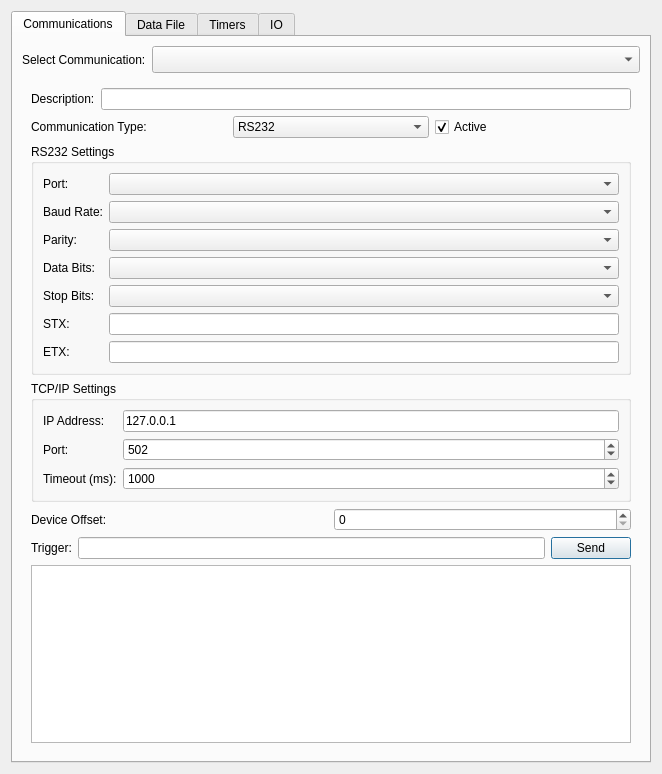
orkiman/MachineController, file src/gui/SettingsWindow.ui: the form before one commit.
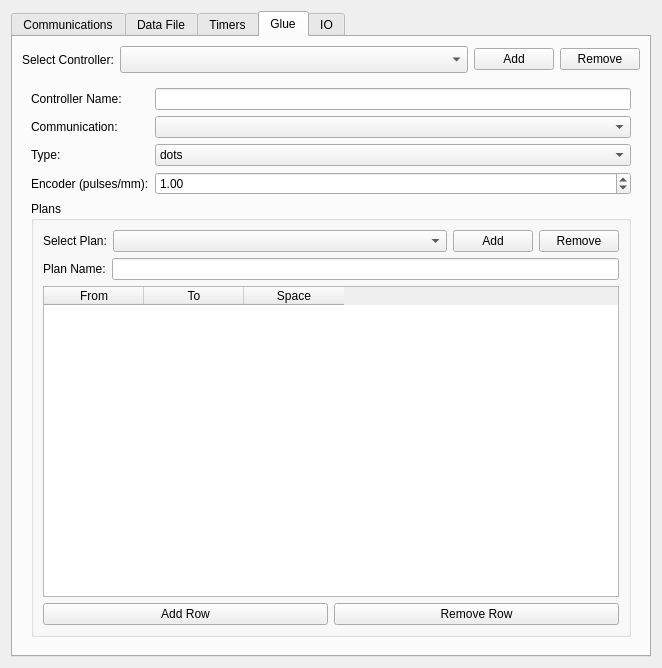
The form after the commit. The open tabs and pages were chosen to show the change.

Commit message: glue tab added but still not funcional properly

Diff of the .ui file:
```diff
--- a/src/gui/SettingsWindow.ui
+++ b/src/gui/SettingsWindow.ui
@@ -7,7 +7,7 @@
     <x>0</x>
     <y>0</y>
     <width>662</width>
-    <height>774</height>
+    <height>600</height>
    </rect>
   </property>
   <property name="windowTitle">
@@ -438,6 +438,240 @@
        </item>
       </layout>
      </widget>
+     <widget class="QWidget" name="glueTab">
+      <attribute name="title">
+       <string>Glue</string>
+      </attribute>
+      <layout class="QVBoxLayout" name="verticalLayout_glue">
+       <item>
+        <layout class="QHBoxLayout" name="glueSelectorLayout">
+         <item>
+          <widget class="QLabel" name="glueControllerSelectorLabel">
+           <property name="font">
+            <font>
+             <pointsize>9</pointsize>
+             <bold>false</bold>
+            </font>
+           </property>
+           <property name="text">
+            <string>Select Controller:</string>
+           </property>
+          </widget>
+         </item>
+         <item>
+          <widget class="QComboBox" name="glueControllerSelectorComboBox">
+           <property name="sizePolicy">
+            <sizepolicy hsizetype="Expanding" vsizetype="Fixed">
+             <horstretch>0</horstretch>
+             <verstretch>0</verstretch>
+            </sizepolicy>
+           </property>
+           <property name="font">
+            <font>
+             <pointsize>12</pointsize>
+             <bold>false</bold>
+            </font>
+           </property>
+          </widget>
+         </item>
+         <item>
+          <widget class="QPushButton" name="addGlueControllerButton">
+           <property name="text">
+            <string>Add</string>
+           </property>
+          </widget>
+         </item>
+         <item>
+          <widget class="QPushButton" name="removeGlueControllerButton">
+           <property name="text">
+            <string>Remove</string>
+           </property>
+          </widget>
+         </item>
+        </layout>
+       </item>
+       <item>
+        <widget class="QStackedWidget" name="glueStackedWidget">
+         <property name="currentIndex">
+          <number>0</number>
+         </property>
+         <widget class="QWidget" name="glueControllerPage">
+          <layout class="QVBoxLayout" name="verticalLayout_glueController">
+           <item>
+            <layout class="QFormLayout" name="glueControllerFormLayout">
+             <item row="0" column="0">
+              <widget class="QLabel" name="glueControllerNameLabel">
+               <property name="text">
+                <string>Controller Name:</string>
+               </property>
+              </widget>
+             </item>
+             <item row="0" column="1">
+              <widget class="QLineEdit" name="glueControllerNameLineEdit"/>
+             </item>
+             <item row="1" column="0">
+              <widget class="QLabel" name="glueCommunicationLabel">
+               <property name="text">
+                <string>Communication:</string>
+               </property>
+              </widget>
+             </item>
+             <item row="1" column="1">
+              <widget class="QComboBox" name="glueCommunicationComboBox"/>
+             </item>
+             <item row="2" column="0">
+              <widget class="QLabel" name="glueTypeLabel">
+               <property name="text">
+                <string>Type:</string>
+               </property>
+              </widget>
+             </item>
+             <item row="2" column="1">
+              <widget class="QComboBox" name="glueTypeComboBox">
+               <item>
+                <property name="text">
+                 <string>dots</string>
+                </property>
+               </item>
+               <item>
+                <property name="text">
+                 <string>line</string>
+                </property>
+               </item>
+              </widget>
+             </item>
+             <item row="3" column="0">
+              <widget class="QLabel" name="glueEncoderLabel">
+               <property name="text">
+                <string>Encoder (pulses/mm):</string>
+               </property>
+              </widget>
+             </item>
+             <item row="3" column="1">
+              <widget class="QDoubleSpinBox" name="glueEncoderSpinBox">
+               <property name="decimals">
+                <number>2</number>
+               </property>
+               <property name="minimum">
+                <double>0.010000000000000</double>
+               </property>
+               <property name="maximum">
+                <double>100.000000000000000</double>
+               </property>
+               <property name="value">
+                <double>1.000000000000000</double>
+               </property>
+              </widget>
+             </item>
+            </layout>
+           </item>
+           <item>
+            <widget class="QGroupBox" name="gluePlansGroupBox">
+             <property name="title">
+              <string>Plans</string>
+             </property>
+             <layout class="QVBoxLayout" name="verticalLayout_gluePlans">
+              <item>
+               <layout class="QHBoxLayout" name="gluePlanSelectorLayout">
+                <item>
+                 <widget class="QLabel" name="gluePlanSelectorLabel">
+                  <property name="text">
+                   <string>Select Plan:</string>
+                  </property>
+                 </widget>
+                </item>
+                <item>
+                 <widget class="QComboBox" name="gluePlanSelectorComboBox">
+                  <property name="sizePolicy">
+                   <sizepolicy hsizetype="Expanding" vsizetype="Fixed">
+                    <horstretch>0</horstretch>
+                    <verstretch>0</verstretch>
+                   </sizepolicy>
+                  </property>
+                 </widget>
+                </item>
+                <item>
+                 <widget class="QPushButton" name="addGluePlanButton">
+                  <property name="text">
+                   <string>Add</string>
+                  </property>
+                 </widget>
+                </item>
+                <item>
+                 <widget class="QPushButton" name="removeGluePlanButton">
+                  <property name="text">
+                   <string>Remove</string>
+                  </property>
+                 </widget>
+                </item>
+               </layout>
+              </item>
+              <item>
+               <layout class="QFormLayout" name="gluePlanFormLayout">
+                <item row="0" column="0">
+                 <widget class="QLabel" name="gluePlanNameLabel">
+                  <property name="text">
+                   <string>Plan Name:</string>
+                  </property>
+                 </widget>
+                </item>
+                <item row="0" column="1">
+                 <widget class="QLineEdit" name="gluePlanNameLineEdit"/>
+                </item>
+               </layout>
+              </item>
+              <item>
+               <widget class="QTableWidget" name="glueRowsTable">
+                <property name="selectionMode">
+                 <enum>QAbstractItemView::SingleSelection</enum>
+                </property>
+                <property name="selectionBehavior">
+                 <enum>QAbstractItemView::SelectRows</enum>
+                </property>
+                <column>
+                 <property name="text">
+                  <string>From</string>
+                 </property>
+                </column>
+                <column>
+                 <property name="text">
+                  <string>To</string>
+                 </property>
+                </column>
+                <column>
+                 <property name="text">
+                  <string>Space</string>
+                 </property>
+                </column>
+               </widget>
+              </item>
+              <item>
+               <layout class="QHBoxLayout" name="glueRowButtonsLayout">
+                <item>
+                 <widget class="QPushButton" name="addGlueRowButton">
+                  <property name="text">
+                   <string>Add Row</string>
+                  </property>
+                 </widget>
+                </item>
+                <item>
+                 <widget class="QPushButton" name="removeGlueRowButton">
+                  <property name="text">
+                   <string>Remove Row</string>
+                  </property>
+                 </widget>
+                </item>
+               </layout>
+              </item>
+             </layout>
+            </widget>
+           </item>
+          </layout>
+         </widget>
+        </widget>
+       </item>
+      </layout>
+     </widget>
      <widget class="QWidget" name="IOTab">
       <attribute name="title">
        <string>IO</string>
```
The commit also changes 6 other files.
